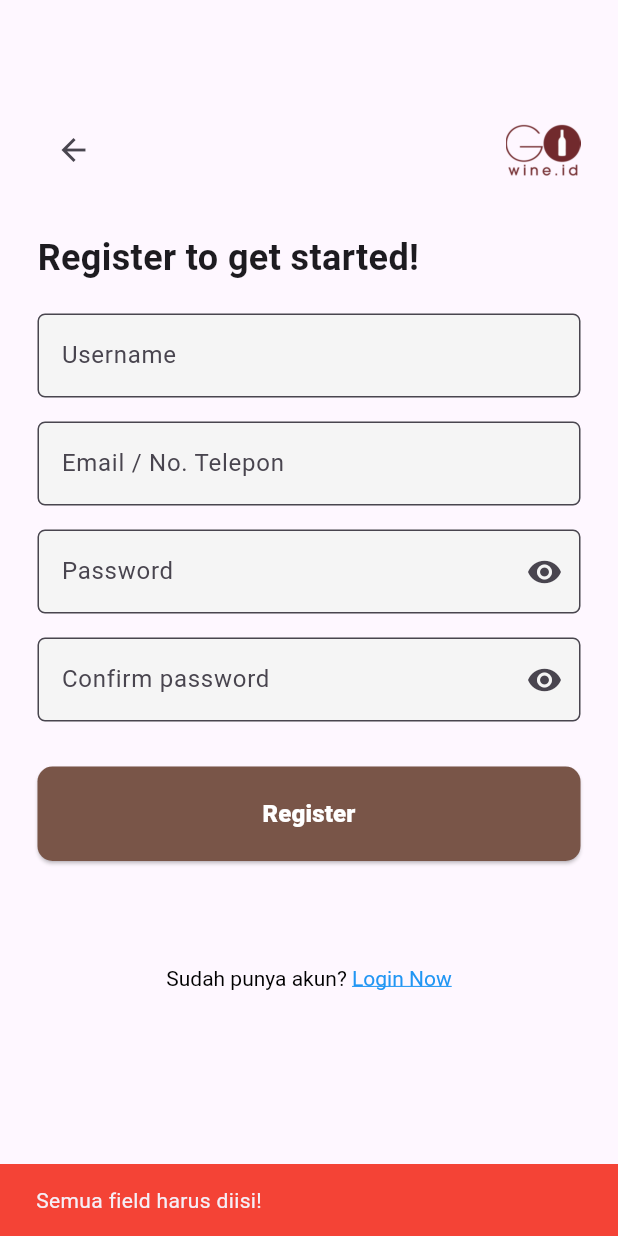
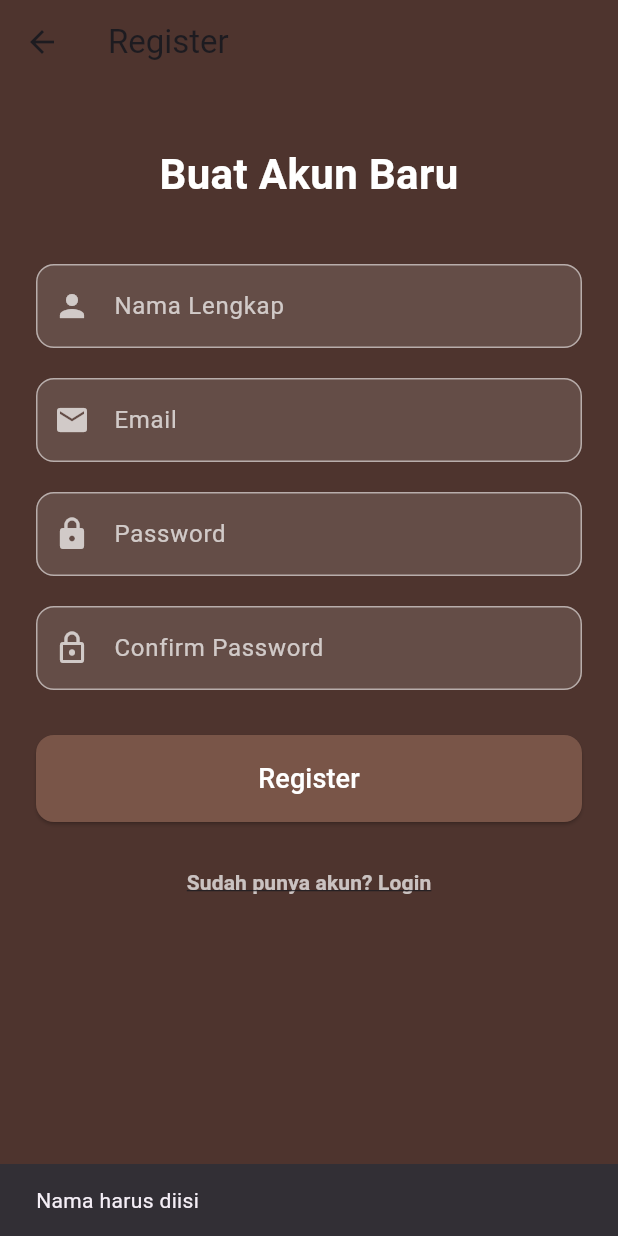
Before and after one commit to VincentiusF/ProjectUASPAB2_Kel5, a Flutter app: the RegisterPages screen opened directly, after a tap on "Register", on a phone screen of 412 x 824 dp. Run offline on Flutter 3.47's test engine with Material 3 defaults, Android fonts, the phone set to English and light mode, and no system bars; our stand-ins replace firebase_auth, firebase_core, shared_preferences; accounts and stored records are empty; network calls fail.

Commit message:
buat logi dan register dan logika untuk firebase

```diff
--- a/flutter_application_1/lib/pages/register.dart
+++ b/flutter_application_1/lib/pages/register.dart
@@ -1,8 +1,7 @@
-import 'package:flutter/gestures.dart';
+import 'package:firebase_auth/firebase_auth.dart';
 import 'package:flutter/material.dart';
+import 'package:flutter_application_1/pages/login.dart';
 import 'package:flutter_application_1/pages/home.dart';
-import 'package:flutter_application_1/pages/login.dart';
-import 'package:shared_preferences/shared_preferences.dart';
 
 class RegisterPages extends StatefulWidget {
   const RegisterPages({super.key});
@@ -12,215 +11,128 @@ class RegisterPages extends StatefulWidget {
 }
 
 class _RegisterPagesState extends State<RegisterPages> {
-  final TextEditingController _usernameController = TextEditingController();
-  final TextEditingController _emailController = TextEditingController();
-  final TextEditingController _passwordController = TextEditingController();
-  final TextEditingController _confirmPasswordController = TextEditingController();
+  final nameController = TextEditingController();
+  final emailController = TextEditingController();
+  final passwordController = TextEditingController();
+  final confirmPasswordController = TextEditingController();
+  final auth = FirebaseAuth.instance;
 
-  Future<void> _registerUser() async {
-    final username = _usernameController.text.trim();
-    final email = _emailController.text.trim();
-    final password = _passwordController.text;
-    final confirmPassword = _confirmPasswordController.text;
-
-    if (username.isEmpty || email.isEmpty || password.isEmpty || confirmPassword.isEmpty) {
-      _showSnackBar("Semua field harus diisi!");
+  void register() async {
+    if (passwordController.text != confirmPasswordController.text) {
+      ScaffoldMessenger.of(context).showSnackBar(
+        const SnackBar(
+            content: Text("Password dan Confirm Password tidak sama")),
+      );
+      return;
+    }
+    if (nameController.text.isEmpty) {
+      ScaffoldMessenger.of(context).showSnackBar(
+        const SnackBar(content: Text("Nama harus diisi")),
+      );
       return;
     }
 
-    if (password != confirmPassword) {
-      _showSnackBar("Konfirmasi password salah");
-      return;
+    try {
+      UserCredential userCredential = await auth.createUserWithEmailAndPassword(
+        email: emailController.text.trim(),
+        password: passwordController.text.trim(),
+      );
+
+      await userCredential.user?.updateDisplayName(nameController.text.trim());
+
+      Navigator.pushReplacement(
+        context,
+        MaterialPageRoute(builder: (_) => const HomePage()),
+      );
+    } catch (e) {
+      ScaffoldMessenger.of(context).showSnackBar(
+        SnackBar(content: Text("Register failed: $e")),
+      );
+    }
   }
 
-    // Optionally, add more validations like email format, password strength, etc.
-    if (!_isValidEmail(email)) {
-      _showSnackBar("Format email tidak valid!");
-      return;
-    }
-
-    if (password.length < 6) {
-      _showSnackBar("Password harus minimal 6 karakter");
-      return;
-    }
-
-    // Save user data to SharedPreferences
-    final prefs = await SharedPreferences.getInstance();
-
-    // Check if user already exists
-    final existingUsername = prefs.getString('username');
-    final existingEmail = prefs.getString('email');
-
-    if (existingUsername == username || existingEmail == email) {
-      _showSnackBar("Username atau email sudah digunakan");
-      return;
-    }
-
-    await prefs.setString('username', username);
-    await prefs.setString('email', email);
-    await prefs.setString('password', password);
-
-    _showSnackBar("Registrasi berhasil!", success: true);
-
-    // Navigate to LoginPage after successful registration
-    Navigator.pushReplacement(
-      context,
-      MaterialPageRoute(builder: (context) => const LoginPage()),
-    );
-  }
-
-  bool _isValidEmail(String email) {
-    // Simple email validation
-    final emailRegex = RegExp(r'^[^@]+@[^@]+\.[^@]+');
-    return emailRegex.hasMatch(email);
-  }
-
-  void _showSnackBar(String message, {bool success = false}) {
-    final snackBar = SnackBar(
-      content: Text(message),
-      backgroundColor: success ? Colors.green : Colors.red,
-    );
-    ScaffoldMessenger.of(context).showSnackBar(snackBar);
-  }
-
-  @override
-  void dispose() {
-    _usernameController.dispose();
-    _emailController.dispose();
-    _passwordController.dispose();
-    _confirmPasswordController.dispose();
-    super.dispose();
-  }
+  final Color brownDark = const Color(0xFF4E342E); // Coklat gelap
 
   @override
   Widget build(BuildContext context) {
     return Scaffold(
-      body: SingleChildScrollView(
-        child: SafeArea(
-          child: Padding(
-            padding: const EdgeInsets.fromLTRB(25, 75, 25, 16),
+      backgroundColor: brownDark,
+      appBar: AppBar(
+        title: const Text('Register'),
+        backgroundColor: brownDark,
+        elevation: 0,
+      ),
+      body: SafeArea(
+        child: SingleChildScrollView(
+          padding: const EdgeInsets.symmetric(horizontal: 24, vertical: 40),
           child: Column(
-              crossAxisAlignment: CrossAxisAlignment.start,
+            crossAxisAlignment: CrossAxisAlignment.stretch,
             children: [
-                Row(
-                  children: [
-                    IconButton(
-                      onPressed: () {
-                        Navigator.pop(context);
-                      },
-                      icon: const Icon(Icons.arrow_back),
+              const Text(
+                'Buat Akun Baru',
+                style: TextStyle(
+                  fontSize: 28,
+                  fontWeight: FontWeight.bold,
+                  color: Colors.white,
                 ),
-                    const Spacer(),
-                    Image.asset('lib/images/logo-gowine.png', scale: 3),
-                  ],
+                textAlign: TextAlign.center,
+              ),
+              const SizedBox(height: 40),
+              _buildTextField(
+                controller: nameController,
+                label: 'Nama Lengkap',
+                icon: Icons.person,
+              ),
+              const SizedBox(height: 20),
+              _buildTextField(
+                controller: emailController,
+                label: 'Email',
+                icon: Icons.email,
+                keyboardType: TextInputType.emailAddress,
+              ),
+              const SizedBox(height: 20),
+              _buildTextField(
+                controller: passwordController,
+                label: 'Password',
+                icon: Icons.lock,
+                obscure: true,
+              ),
+              const SizedBox(height: 20),
+              _buildTextField(
+                controller: confirmPasswordController,
+                label: 'Confirm Password',
+                icon: Icons.lock_outline,
+                obscure: true,
               ),
               const SizedBox(height: 30),
-                const Text(
-                  "Register to get started!",
-                  style: TextStyle(
-                    fontSize: 24,
-                    fontWeight: FontWeight.bold,
+              ElevatedButton(
+                onPressed: register,
+                style: ElevatedButton.styleFrom(
+                  backgroundColor: Colors.brown,
+                  padding: const EdgeInsets.symmetric(vertical: 16),
+                  shape: RoundedRectangleBorder(
+                    borderRadius: BorderRadius.circular(12),
                   ),
                 ),
-                const SizedBox(height: 20),
-                TextField(
-                  controller: _usernameController,
-                  decoration: InputDecoration(
-                    labelText: "Username",
-                    border: OutlineInputBorder(
-                      borderRadius: BorderRadius.circular(5),
-                    ),
-                    filled: true,
-                    fillColor: Colors.grey[100],
+                child: const Text(
+                  "Register",
+                  style: TextStyle(fontSize: 18, color: Colors.white),
                 ),
               ),
               const SizedBox(height: 16),
-                TextField(
-                  controller: _emailController,
-                  decoration: InputDecoration(
-                    labelText: "Email / No. Telepon",
-                    border: OutlineInputBorder(
-                      borderRadius: BorderRadius.circular(5),
-                    ),
-                    filled: true,
-                    fillColor: Colors.grey[100],
-                  ),
-                  keyboardType: TextInputType.emailAddress,
-                ),
-                const SizedBox(height: 16),
-                TextField(
-                  controller: _passwordController,
-                  obscureText: true,
-                  decoration: InputDecoration(
-                    labelText: "Password",
-                    suffixIcon: const Icon(Icons.visibility),
-                    border: OutlineInputBorder(
-                      borderRadius: BorderRadius.circular(5),
-                    ),
-                    filled: true,
-                    fillColor: Colors.grey[100],
-                  ),
-                ),
-                const SizedBox(height: 16),
-                TextField(
-                  controller: _confirmPasswordController,
-                  obscureText: true,
-                  decoration: InputDecoration(
-                    labelText: "Confirm password",
-                    suffixIcon: const Icon(Icons.visibility),
-                    border: OutlineInputBorder(
-                      borderRadius: BorderRadius.circular(5),
-                    ),
-                    filled: true,
-                    fillColor: Colors.grey[100],
-                  ),
-                ),
-                const SizedBox(height: 30),
-                SizedBox(
-                  width: double.infinity,
-                  child: ElevatedButton(
-                    style: ElevatedButton.styleFrom(
-                      backgroundColor: Colors.brown,
-                      padding: const EdgeInsets.symmetric(vertical: 20),
-                      shape: RoundedRectangleBorder(
-                        borderRadius: BorderRadius.circular(10),
-                      ),
-                    ),
-                    onPressed: _registerUser,
-                    child: const Text(
-                      "Register",
-                      style: TextStyle(
-                        fontSize: 16,
-                        color: Colors.white,
-                        fontWeight: FontWeight.w800,
-                      ),
-                    ),
-                  ),
-                ),
-                const SizedBox(height: 70),
-                Center(
-                  child: RichText(
-                    text: TextSpan(
-                      text: "Sudah punya akun? ",
-                      style: const TextStyle(color: Colors.black),
-                      children: [
-                        TextSpan(
-                          text: "Login Now",
-                          style: const TextStyle(
-                            color: Colors.blue,
-                            decoration: TextDecoration.underline,
-                          ),
-                          recognizer: TapGestureRecognizer()
-                            ..onTap = () {
-                              Navigator.pushReplacement(
+              TextButton(
+                onPressed: () {
+                  Navigator.push(
                     context,
-                                MaterialPageRoute(
-                                  builder: (context) => const LoginPage(),
-                                ),
+                    MaterialPageRoute(builder: (_) => const LoginPage()),
                   );
                 },
-                        ),
-                      ],
+                child: const Text(
+                  "Sudah punya akun? Login",
+                  style: TextStyle(
+                    color: Colors.white70,
+                    fontWeight: FontWeight.w600,
+                    decoration: TextDecoration.underline,
                   ),
                 ),
               ),
@@ -228,6 +140,36 @@ class _RegisterPagesState extends State<RegisterPages> {
           ),
         ),
       ),
+    );
+  }
+
+  Widget _buildTextField({
+    required TextEditingController controller,
+    required String label,
+    required IconData icon,
+    TextInputType? keyboardType,
+    bool obscure = false,
+  }) {
+    return TextField(
+      controller: controller,
+      keyboardType: keyboardType,
+      obscureText: obscure,
+      style: const TextStyle(color: Colors.white),
+      decoration: InputDecoration(
+        labelText: label,
+        labelStyle: const TextStyle(color: Colors.white70),
+        prefixIcon: Icon(icon, color: Colors.white70),
+        filled: true,
+        fillColor: Colors.white12,
+        border: OutlineInputBorder(borderRadius: BorderRadius.circular(12)),
+        enabledBorder: OutlineInputBorder(
+          borderSide: const BorderSide(color: Colors.white54),
+          borderRadius: BorderRadius.circular(12),
+        ),
+        focusedBorder: OutlineInputBorder(
+          borderSide: const BorderSide(color: Colors.white),
+          borderRadius: BorderRadius.circular(12),
+        ),
       ),
     );
   }
```
Also changed, not shown: flutter_application_1/lib/main.dart (+17 -8 lines), flutter_application_1/lib/pages/login.dart (+112 -116 lines), flutter_application_1/lib/firebase_options.dart. Lines whose indentation alone changed are shown as unchanged.
